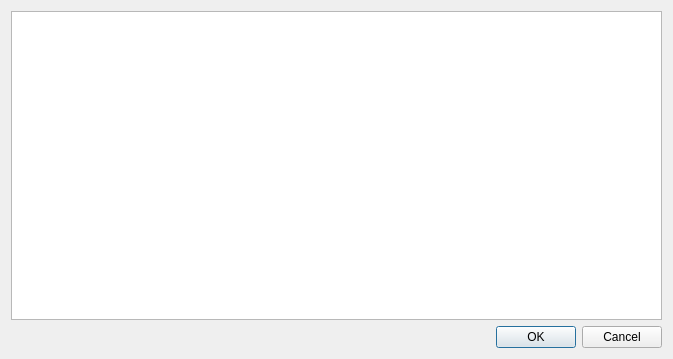
Before: the Qt Designer form interfacesdialog.ui in j4ckstraw/mSniffer, drawn with Qt 5.
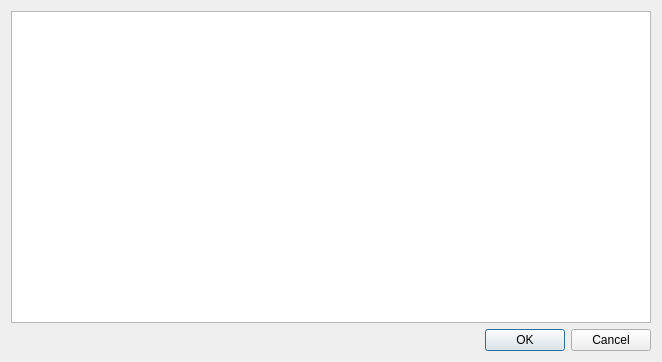
After: the same form once the commit is applied.

```diff
--- a/interfacesdialog.ui
+++ b/interfacesdialog.ui
@@ -6,8 +6,8 @@
    <rect>
     <x>0</x>
     <y>0</y>
-    <width>673</width>
-    <height>359</height>
+    <width>662</width>
+    <height>362</height>
    </rect>
   </property>
   <property name="windowTitle">
```
Left out of the diff: 16 changed lines with no effect on the pictures.
